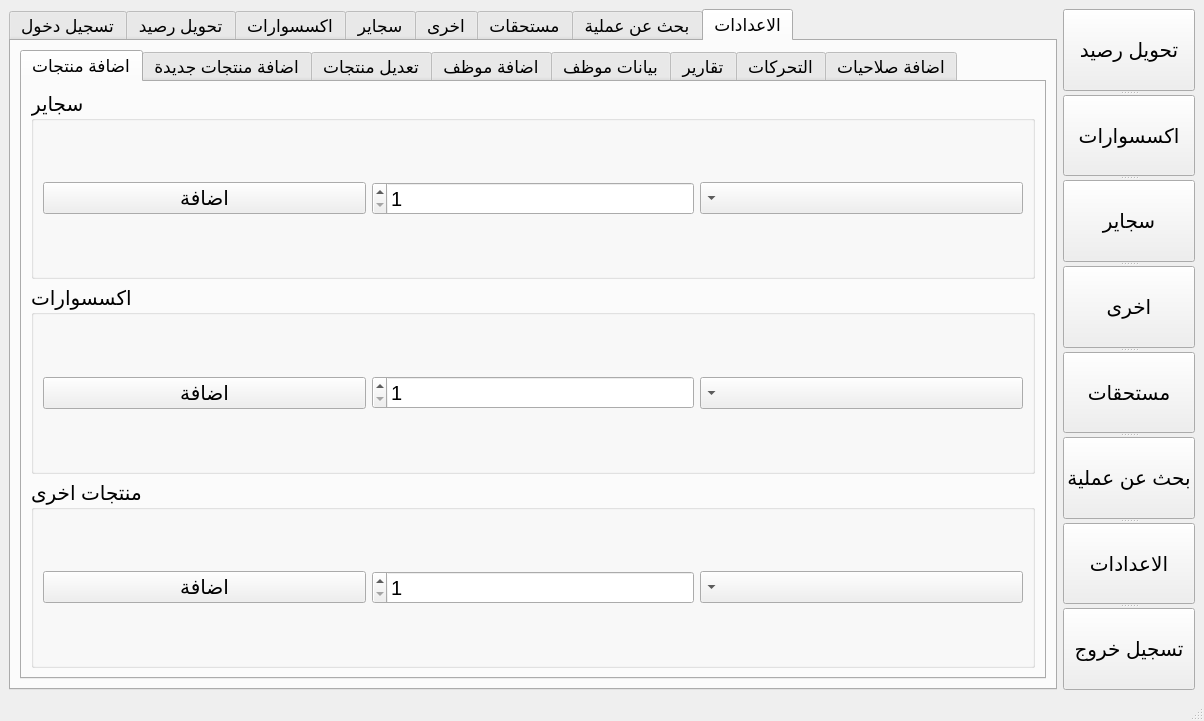
Old version of the form central_elgazera.ui in the repository A4E45/central_elgazera.
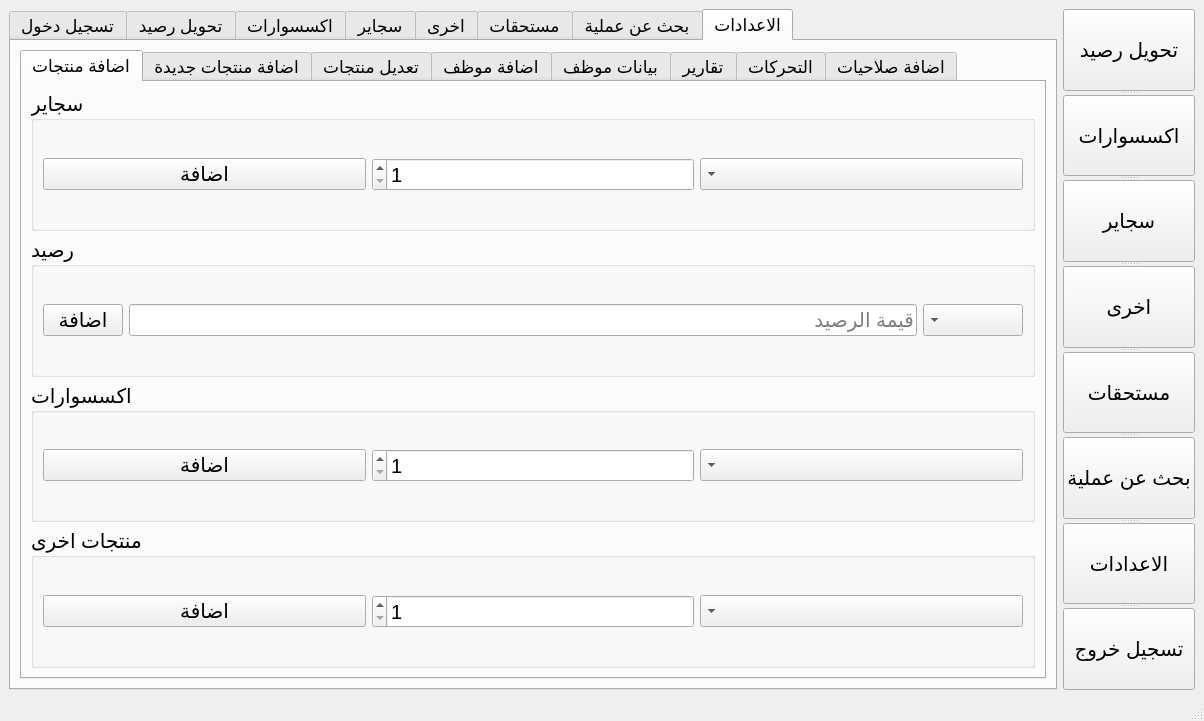
New version of the form. The open tabs and pages were chosen to show the change. Icons and pictures are not drawn.

What changed in the file:
```diff
--- a/central_elgazera.ui
+++ b/central_elgazera.ui
@@ -2746,9 +2746,9 @@
              <attribute name="title">
               <string>اضافة منتجات</string>
              </attribute>
-             <layout class="QVBoxLayout" name="verticalLayout_23">
+             <layout class="QVBoxLayout" name="verticalLayout_65">
               <item>
-               <layout class="QVBoxLayout" name="verticalLayout_7">
+               <layout class="QVBoxLayout" name="verticalLayout_64">
                 <item>
                  <widget class="QGroupBox" name="groupBox_4">
                   <property name="font">
@@ -2759,7 +2759,7 @@
                   <property name="title">
                    <string>سجاير</string>
                   </property>
-                  <layout class="QHBoxLayout" name="horizontalLayout_12">
+                  <layout class="QVBoxLayout" name="verticalLayout_23">
                    <item>
                     <layout class="QHBoxLayout" name="horizontalLayout_11">
                      <item>
@@ -2790,6 +2790,9 @@
                        <property name="minimum">
                         <number>1</number>
                        </property>
+                       <property name="maximum">
+                        <number>2000</number>
+                       </property>
                        <property name="value">
                         <number>1</number>
                        </property>
@@ -2812,6 +2815,60 @@
                   </layout>
                  </widget>
                 </item>
+                <item>
+                 <widget class="QGroupBox" name="groupBox_15">
+                  <property name="font">
+                   <font>
+                    <pointsize>15</pointsize>
+                   </font>
+                  </property>
+                  <property name="title">
+                   <string>رصيد</string>
+                  </property>
+                  <layout class="QVBoxLayout" name="verticalLayout_7">
+                   <item>
+                    <layout class="QHBoxLayout" name="horizontalLayout_12">
+                     <item>
+                      <widget class="QPushButton" name="pushButton_42">
+                       <property name="font">
+                        <font>
+                         <pointsize>15</pointsize>
+                        </font>
+                       </property>
+                       <property name="text">
+                        <string>اضافة</string>
+                       </property>
+                      </widget>
+                     </item>
+                     <item>
+                      <widget class="QLineEdit" name="lineEdit_6">
+                       <property name="font">
+                        <font>
+                         <pointsize>15</pointsize>
+                        </font>
+                       </property>
+                       <property name="placeholderText">
+                        <string>قيمة الرصيد</string>
+                       </property>
+                      </widget>
+                     </item>
+                     <item>
+                      <widget class="QComboBox" name="comboBox_17">
+                       <property name="font">
+                        <font>
+                         <pointsize>15</pointsize>
+                        </font>
+                       </property>
+                       <property name="layoutDirection">
+                        <enum>Qt::RightToLeft</enum>
+                       </property>
+                      </widget>
+                     </item>
+                    </layout>
+                   </item>
+                  </layout>
+                 </widget>
+                </item>
                 <item>
                  <widget class="QGroupBox" name="groupBox_6">
                   <property name="font">
@@ -2822,7 +2879,7 @@
                   <property name="title">
                    <string>اكسسوارات</string>
                   </property>
-                  <layout class="QHBoxLayout" name="horizontalLayout_15">
+                  <layout class="QVBoxLayout" name="verticalLayout_63">
                    <item>
                     <layout class="QHBoxLayout" name="horizontalLayout_9">
                      <item>
@@ -2853,6 +2910,9 @@
                        <property name="minimum">
                         <number>1</number>
                        </property>
+                       <property name="maximum">
+                        <number>2000</number>
+                       </property>
                       </widget>
                      </item>
                      <item>
@@ -2884,6 +2944,8 @@
                   </property>
                   <layout class="QHBoxLayout" name="horizontalLayout_16">
                    <item>
+                    <layout class="QHBoxLayout" name="horizontalLayout_15">
+                     <item>
                     <widget class="QPushButton" name="pushButton_36">
                      <property name="font">
                       <font>
@@ -2911,6 +2973,9 @@
                      <property name="minimum">
                       <number>1</number>
                      </property>
+                       <property name="maximum">
+                        <number>2000</number>
+                       </property>
                     </widget>
                    </item>
                    <item>
@@ -2926,6 +2991,8 @@
                     </widget>
                    </item>
                   </layout>
+                   </item>
+                  </layout>
                  </widget>
                 </item>
                </layout>
```
Left out of the diff: 193 changed lines with no effect on the pictures. Lines whose indentation alone changed are shown as unchanged.
